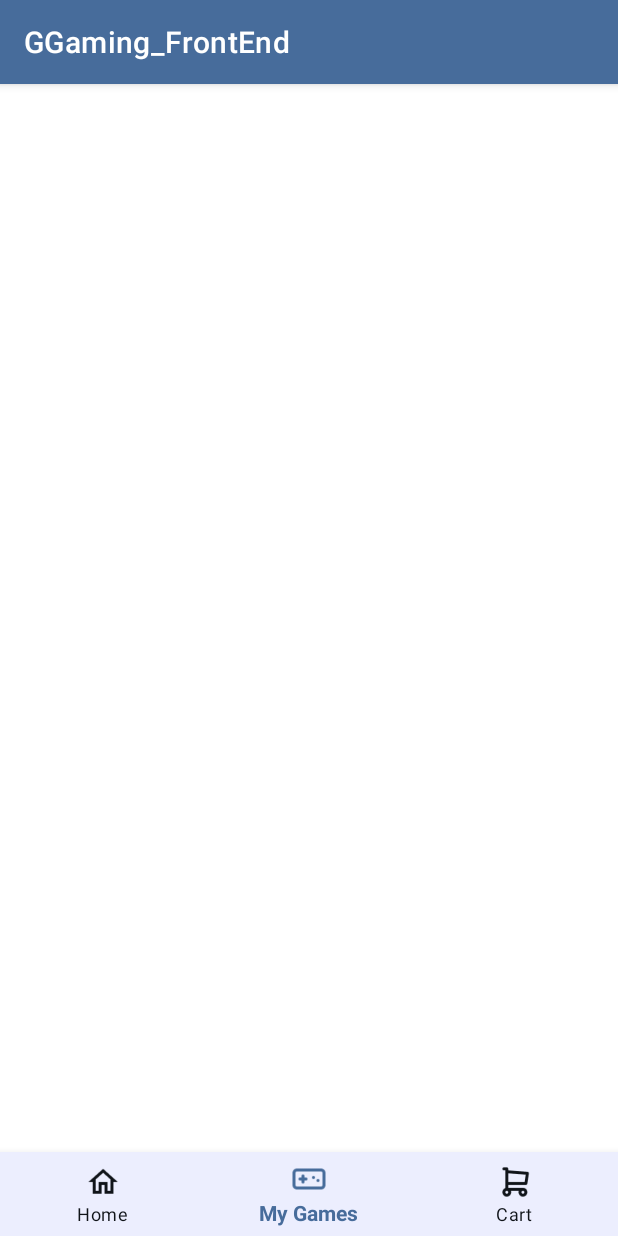
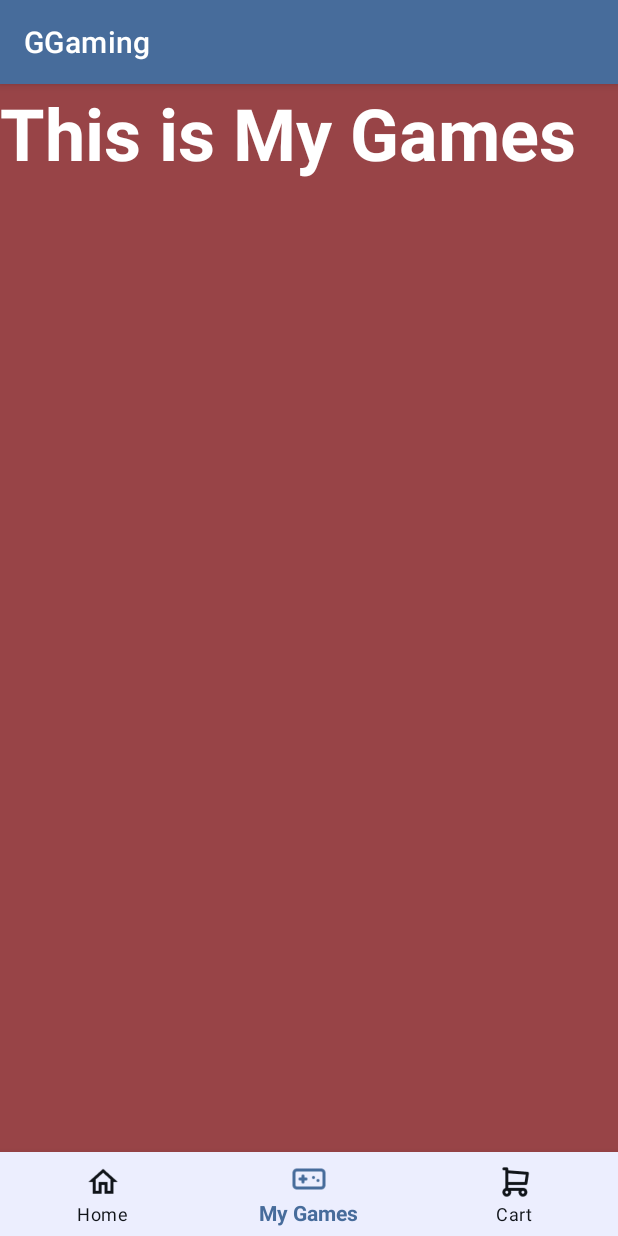
Before and after one commit to DacDuong124/GGaming_FrontEnd, an Android app: the screen it shows after launch (MainActivity), item 2 of the bottom bar chosen, on a phone screen of 412 x 824 dp. Run offline under Robolectric (Android 15) with nearby library versions, the phone set to English and light mode, and no system bars.

Commit message:
switching between screens from menu bar item selected

```diff
--- /dev/null
+++ b/app/src/main/java/com/example/ggaming_frontend/CartFragment.java
@@ -0,0 +1,63 @@
+package com.example.ggaming_frontend;
+
+import android.os.Bundle;
+import android.view.LayoutInflater;
+import android.view.View;
+import android.view.ViewGroup;
+
+import androidx.fragment.app.Fragment;
+
+/**
+ * A simple {@link Fragment} subclass.
+ * Use the {@link CartFragment#newInstance} factory method to
+ * create an instance of this fragment.
+ */
+public class CartFragment extends Fragment {
+
+//    // TODO: Rename parameter arguments, choose names that match
+//    // the fragment initialization parameters, e.g. ARG_ITEM_NUMBER
+//    private static final String ARG_PARAM1 = "param1";
+//    private static final String ARG_PARAM2 = "param2";
+//
+//    // TODO: Rename and change types of parameters
+//    private String mParam1;
+//    private String mParam2;
+//
+//    public HomeFragment() {
+//        // Required empty public constructor
+//    }
+//
+//    /**
+//     * Use this factory method to create a new instance of
+//     * this fragment using the provided parameters.
+//     *
+//     * @param param1 Parameter 1.
+//     * @param param2 Parameter 2.
+//     * @return A new instance of fragment HomeFragment.
+//     */
+//    // TODO: Rename and change types and number of parameters
+////    public static HomeFragment newInstance(String param1, String param2) {
+////        HomeFragment fragment = new HomeFragment();
+////        Bundle args = new Bundle();
+////        args.putString(ARG_PARAM1, param1);
+////        args.putString(ARG_PARAM2, param2);
+////        fragment.setArguments(args);
+////        return fragment;
+////    }
+//
+//    @Override
+//    public void onCreate(Bundle savedInstanceState) {
+//        super.onCreate(savedInstanceState);
+//        if (getArguments() != null) {
+//            mParam1 = getArguments().getString(ARG_PARAM1);
+//            mParam2 = getArguments().getString(ARG_PARAM2);
+//        }
+//    }
+
+    @Override
+    public View onCreateView(LayoutInflater inflater, ViewGroup container,
+                             Bundle savedInstanceState) {
+        // Inflate the layout for this fragment
+        return inflater.inflate(R.layout.fragment_cart, container, false);
+    }
+}
--- /dev/null
+++ b/app/src/main/java/com/example/ggaming_frontend/HomeFragment.java
@@ -0,0 +1,64 @@
+package com.example.ggaming_frontend;
+
+import android.os.Bundle;
+
+import androidx.fragment.app.Fragment;
+
+import android.view.LayoutInflater;
+import android.view.View;
+import android.view.ViewGroup;
+
+/**
+ * A simple {@link Fragment} subclass.
+ * Use the {@link HomeFragment#newInstance} factory method to
+ * create an instance of this fragment.
+ */
+public class HomeFragment extends Fragment {
+
+//    // TODO: Rename parameter arguments, choose names that match
+//    // the fragment initialization parameters, e.g. ARG_ITEM_NUMBER
+//    private static final String ARG_PARAM1 = "param1";
+//    private static final String ARG_PARAM2 = "param2";
+//
+//    // TODO: Rename and change types of parameters
+//    private String mParam1;
+//    private String mParam2;
+//
+//    public HomeFragment() {
+//        // Required empty public constructor
+//    }
+//
+//    /**
+//     * Use this factory method to create a new instance of
+//     * this fragment using the provided parameters.
+//     *
+//     * @param param1 Parameter 1.
+//     * @param param2 Parameter 2.
+//     * @return A new instance of fragment HomeFragment.
+//     */
+//    // TODO: Rename and change types and number of parameters
+////    public static HomeFragment newInstance(String param1, String param2) {
+////        HomeFragment fragment = new HomeFragment();
+////        Bundle args = new Bundle();
+////        args.putString(ARG_PARAM1, param1);
+////        args.putString(ARG_PARAM2, param2);
+////        fragment.setArguments(args);
+////        return fragment;
+////    }
+//
+//    @Override
+//    public void onCreate(Bundle savedInstanceState) {
+//        super.onCreate(savedInstanceState);
+//        if (getArguments() != null) {
+//            mParam1 = getArguments().getString(ARG_PARAM1);
+//            mParam2 = getArguments().getString(ARG_PARAM2);
+//        }
+//    }
+
+    @Override
+    public View onCreateView(LayoutInflater inflater, ViewGroup container,
+                             Bundle savedInstanceState) {
+        // Inflate the layout for this fragment
+        return inflater.inflate(R.layout.fragment_home, container, false);
+    }
+}
--- a/app/src/main/java/com/example/ggaming_frontend/MainActivity.java
+++ b/app/src/main/java/com/example/ggaming_frontend/MainActivity.java
@@ -2,6 +2,10 @@ package com.example.ggaming_frontend;
 
 import androidx.annotation.NonNull;
 import androidx.appcompat.app.AppCompatActivity;
+import androidx.fragment.app.FragmentStatePagerAdapter;
+import androidx.lifecycle.Lifecycle;
+import androidx.viewpager.widget.ViewPager;
+import androidx.viewpager2.adapter.FragmentStateAdapter;
 
 import android.os.Bundle;
 import android.view.MenuItem;
@@ -12,7 +16,8 @@ import com.google.android.material.navigation.NavigationBarView;
 
 public class MainActivity extends AppCompatActivity {
 
-    BottomNavigationView navigationView;
+    private BottomNavigationView navigationView;
+    private ViewPager viewPager;
 
     @Override
     protected void onCreate(Bundle savedInstanceState) {
@@ -20,25 +25,66 @@ public class MainActivity extends AppCompatActivity {
         setContentView(R.layout.activity_main);
 
         initComponents();
+
     }
 
     private void initComponents() {
+        viewPager = findViewById(R.id.view_pager);
         navigationView = findViewById(R.id.bottom_nav);
         navigationView.setOnItemSelectedListener(item -> {
             switch (item.getItemId()){
                 case R.id.action_home:
-                    Toast.makeText(this ,"This is home", Toast.LENGTH_SHORT).show();
+                    viewPager.setCurrentItem(0);
                     break;
                 case R.id.action_my_games:
-                    Toast.makeText(this ,"This is my games", Toast.LENGTH_SHORT).show();
+                    viewPager.setCurrentItem(1);
                     break;
                 case R.id.action_cart:
-                    Toast.makeText(this,"This is cart", Toast.LENGTH_SHORT).show();
+                    viewPager.setCurrentItem(2);
                     break;
             }
             return true;
         });
 
+        setSwitchMenuItemScreen();
+
+    }
+
+    private void setSwitchMenuItemScreen(){
+        ViewPagerAdapter viewPagerAdapter = new ViewPagerAdapter(getSupportFragmentManager(), FragmentStatePagerAdapter.BEHAVIOR_RESUME_ONLY_CURRENT_FRAGMENT);
+        viewPager.setAdapter(viewPagerAdapter);
+
+        viewPager.addOnPageChangeListener(new ViewPager.OnPageChangeListener() {
+            @Override
+            public void onPageScrolled(int position, float positionOffset, int positionOffsetPixels) {
+
+            }
+
+            @Override
+            public void onPageSelected(int position) {
+                switch (position){
+                    case 0:
+                        navigationView.getMenu().findItem(R.id.action_home).setChecked(true);
+
+
+                    case 1:
+                        navigationView.getMenu().findItem(R.id.action_my_games).setChecked(true);
+
+
+                    case 2:
+                        navigationView.getMenu().findItem(R.id.action_cart).setChecked(true);
+
+
+                }
+
+            }
+
+            @Override
+            public void onPageScrollStateChanged(int state) {
+
+            }
+        });
+
     }
 
 }
--- /dev/null
+++ b/app/src/main/java/com/example/ggaming_frontend/MyGamesFragment.java
@@ -0,0 +1,63 @@
+package com.example.ggaming_frontend;
+
+import android.os.Bundle;
+import android.view.LayoutInflater;
+import android.view.View;
+import android.view.ViewGroup;
+
+import androidx.fragment.app.Fragment;
+
+/**
+ * A simple {@link Fragment} subclass.
+ * Use the {@link MyGamesFragment#newInstance} factory method to
+ * create an instance of this fragment.
+ */
+public class MyGamesFragment extends Fragment {
+
+//    // TODO: Rename parameter arguments, choose names that match
+//    // the fragment initialization parameters, e.g. ARG_ITEM_NUMBER
+//    private static final String ARG_PARAM1 = "param1";
+//    private static final String ARG_PARAM2 = "param2";
+//
+//    // TODO: Rename and change types of parameters
+//    private String mParam1;
+//    private String mParam2;
+//
+//    public HomeFragment() {
+//        // Required empty public constructor
+//    }
+//
+//    /**
+//     * Use this factory method to create a new instance of
+//     * this fragment using the provided parameters.
+//     *
+//     * @param param1 Parameter 1.
+//     * @param param2 Parameter 2.
+//     * @return A new instance of fragment HomeFragment.
+//     */
+//    // TODO: Rename and change types and number of parameters
+////    public static HomeFragment newInstance(String param1, String param2) {
+////        HomeFragment fragment = new HomeFragment();
+////        Bundle args = new Bundle();
+////        args.putString(ARG_PARAM1, param1);
+////        args.putString(ARG_PARAM2, param2);
+////        fragment.setArguments(args);
+////        return fragment;
+////    }
+//
+//    @Override
+//    public void onCreate(Bundle savedInstanceState) {
+//        super.onCreate(savedInstanceState);
+//        if (getArguments() != null) {
+//            mParam1 = getArguments().getString(ARG_PARAM1);
+//            mParam2 = getArguments().getString(ARG_PARAM2);
+//        }
+//    }
+
+    @Override
+    public View onCreateView(LayoutInflater inflater, ViewGroup container,
+                             Bundle savedInstanceState) {
+        // Inflate the layout for this fragment
+        return inflater.inflate(R.layout.fragment_my_games, container, false);
+    }
+}
--- /dev/null
+++ b/app/src/main/java/com/example/ggaming_frontend/ViewPagerAdapter.java
@@ -0,0 +1,43 @@
+package com.example.ggaming_frontend;
+
+import androidx.annotation.NonNull;
+import androidx.fragment.app.Fragment;
+import androidx.fragment.app.FragmentActivity;
+import androidx.fragment.app.FragmentManager;
+import androidx.fragment.app.FragmentStatePagerAdapter;
+import androidx.lifecycle.Lifecycle;
+import androidx.viewpager2.adapter.FragmentStateAdapter;
+
+public class ViewPagerAdapter extends FragmentStatePagerAdapter {
+
+
+    public ViewPagerAdapter(@NonNull FragmentManager fm) {
+        super(fm);
+    }
+
+    public ViewPagerAdapter(@NonNull FragmentManager fm, int behavior) {
+        super(fm, behavior);
+    }
+
+    @NonNull
+    @Override
+    public Fragment getItem(int position) {
+        switch (position){
+            case 0:
+                return new HomeFragment();
+            case 1:
+                return new MyGamesFragment();
+            case 2:
+                return new CartFragment();
+            default:
+                return new HomeFragment();
+        }
+
+    }
+
+
+    @Override
+    public int getCount() {
+        return 3;
+    }
+}
--- a/app/src/main/res/layout/activity_main.xml
+++ b/app/src/main/res/layout/activity_main.xml
@@ -6,6 +6,13 @@
     android:layout_height="match_parent"
     tools:context=".MainActivity">
 
+   <androidx.viewpager.widget.ViewPager
+       android:id="@+id/view_pager"
+
+       android:layout_width="match_parent"
+       android:layout_height="match_parent"
+       app:layout_constraintBottom_toTopOf="@+id/bottom_nav"
+       app:layout_constraintTop_toTopOf="parent" />
 
    <com.google.android.material.bottomnavigation.BottomNavigationView
        android:id="@+id/bottom_nav"
--- /dev/null
+++ b/app/src/main/res/layout/fragment_my_games.xml
@@ -0,0 +1,18 @@
+<?xml version="1.0" encoding="utf-8"?>
+<FrameLayout xmlns:android="http://schemas.android.com/apk/res/android"
+    xmlns:tools="http://schemas.android.com/tools"
+    android:layout_width="match_parent"
+    android:layout_height="match_parent"
+    android:background="@color/cordovan"
+    tools:context=".HomeFragment">
+
+    <!-- TODO: Update blank fragment layout -->
+    <TextView
+        android:layout_width="match_parent"
+        android:layout_height="wrap_content"
+        android:text="This is My Games"
+        android:textColor="@color/white"
+        android:textStyle="bold"
+        android:textSize="48dp"/>
+
+</FrameLayout>
--- a/app/src/main/res/values/strings.xml
+++ b/app/src/main/res/values/strings.xml
@@ -1,3 +1,5 @@
 <resources>
-    <string name="app_name">GGaming_FrontEnd</string>
+    <string name="app_name">GGaming</string>
+    <!-- TODO: Remove or change this placeholder text -->
+    <string name="hello_blank_fragment">Hello blank fragment</string>
 </resources>
```
Also changed, not shown: app/src/main/res/layout/fragment_cart.xml (added, +18 -0 lines), app/src/main/res/layout/fragment_home.xml (added, +18 -0 lines).
